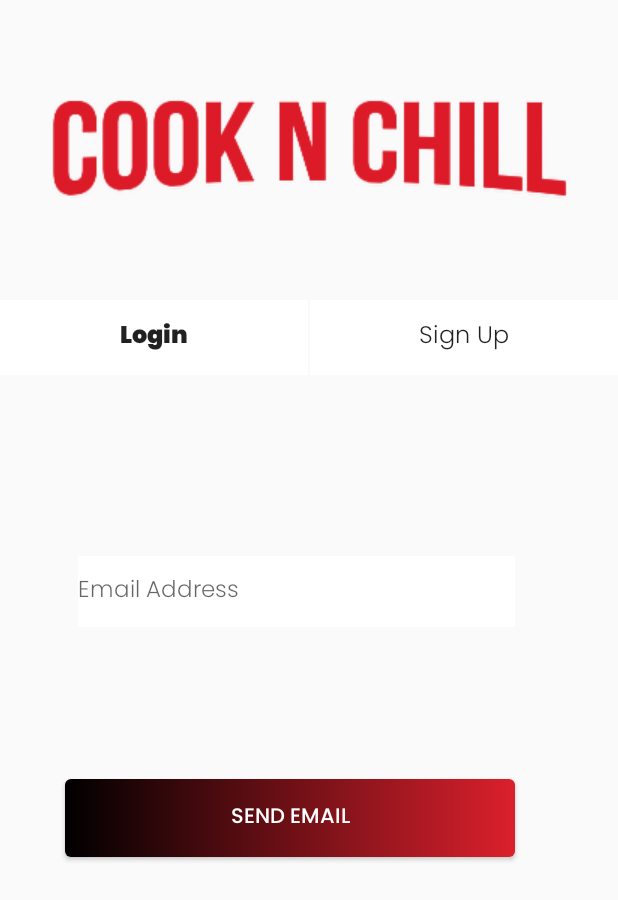
After one commit to AidenGourley/CooknChill, an Android app: the layout activity_recoverpassword.xml on its own in the app's theme, with its tools: preview values and no code run, on a phone screen of 412 x 824 dp. The commit adds this screen. Shown: the top 900 px of the screen. Run offline under Robolectric (Android 15) with nearby library versions, the phone set to English and light mode, and no system bars.

Commit message:
Converted all designs for this weeks sprint into XML , and added a confirmation page as well.

```diff
--- /dev/null
+++ b/app/src/main/res/layout/activity_recoverpassword.xml
@@ -0,0 +1,89 @@
+<?xml version="1.0" encoding="utf-8"?>
+<androidx.constraintlayout.widget.ConstraintLayout xmlns:android="http://schemas.android.com/apk/res/android"
+    xmlns:app="http://schemas.android.com/apk/res-auto"
+    xmlns:tools="http://schemas.android.com/tools"
+    android:layout_width="match_parent"
+    android:layout_height="match_parent"
+    tools:context=".auth.LoginActivity">
+
+    <ImageView
+        android:id="@+id/imageView"
+        android:layout_width="wrap_content"
+        android:layout_height="wrap_content"
+        app:layout_constraintBottom_toTopOf="@+id/signup"
+        app:layout_constraintEnd_toEndOf="parent"
+        app:layout_constraintStart_toStartOf="parent"
+        app:layout_constraintTop_toTopOf="parent"
+        app:srcCompat="@drawable/cook_n_chill_logo" />
+
+
+    <Button
+        android:id="@+id/button"
+        android:layout_width="205dp"
+        android:layout_height="50dp"
+        android:background="@color/design_default_color_surface"
+        android:fontFamily="@font/poppins"
+        android:stateListAnimator="@null"
+        android:text="Login"
+        android:textAllCaps="false"
+        android:textSize="16dp"
+        app:layout_constraintBottom_toBottomOf="parent"
+        app:layout_constraintEnd_toStartOf="@+id/signup"
+        app:layout_constraintHorizontal_bias="0.0"
+        app:layout_constraintStart_toStartOf="parent"
+        app:layout_constraintTop_toTopOf="parent"
+        app:layout_constraintVertical_bias="0.258" />
+
+    <Button
+        android:id="@+id/signup"
+        android:layout_width="205dp"
+        android:layout_height="50dp"
+        android:background="@color/design_default_color_surface"
+        android:fontFamily="@font/poppinslight"
+        android:stateListAnimator="@null"
+        android:text="Sign Up"
+        android:textAllCaps="false"
+        android:textSize="16dp"
+        app:layout_constraintBottom_toBottomOf="parent"
+        app:layout_constraintEnd_toEndOf="parent"
+        app:layout_constraintHorizontal_bias="1.0"
+        app:layout_constraintStart_toStartOf="parent"
+        app:layout_constraintTop_toTopOf="parent"
+        app:layout_constraintVertical_bias="0.258" />
+
+    <EditText
+        android:id="@+id/email"
+        android:layout_width="291dp"
+        android:layout_height="47dp"
+        android:background="@android:color/white"
+        android:fontFamily="@font/poppinslight"
+        android:hint="Email Address"
+        android:textSize="15dp"
+        android:inputType="textEmailAddress"
+        app:layout_constraintBottom_toBottomOf="parent"
+        app:layout_constraintEnd_toEndOf="parent"
+        app:layout_constraintHorizontal_bias="0.433"
+        app:layout_constraintStart_toStartOf="parent"
+        app:layout_constraintTop_toBottomOf="@+id/imageView"
+        app:layout_constraintVertical_bias="0.359" />
+
+
+    <Button
+        android:id="@+id/sendemail"
+        android:layout_width="300dp"
+        android:layout_height="52dp"
+        android:background="@drawable/custombutton"
+        android:fontFamily="@font/poppisnmedium"
+        android:gravity="center"
+        android:paddingLeft="10dp"
+        android:text="SEND EMAIL"
+        android:textAllCaps="false"
+        android:textColor="@android:color/white"
+        app:layout_constraintBottom_toBottomOf="parent"
+        app:layout_constraintEnd_toEndOf="parent"
+        app:layout_constraintHorizontal_bias="0.387"
+        app:layout_constraintStart_toStartOf="parent"
+        app:layout_constraintTop_toTopOf="parent"
+        app:layout_constraintVertical_bias="0.673" />
+
+</androidx.constraintlayout.widget.ConstraintLayout>
```
Also changed, not shown: app/src/main/res/layout/activity_emailsent.xml (added, +63 -0 lines), app/src/main/res/layout/activity_signup.xml (+10 -0 lines).
